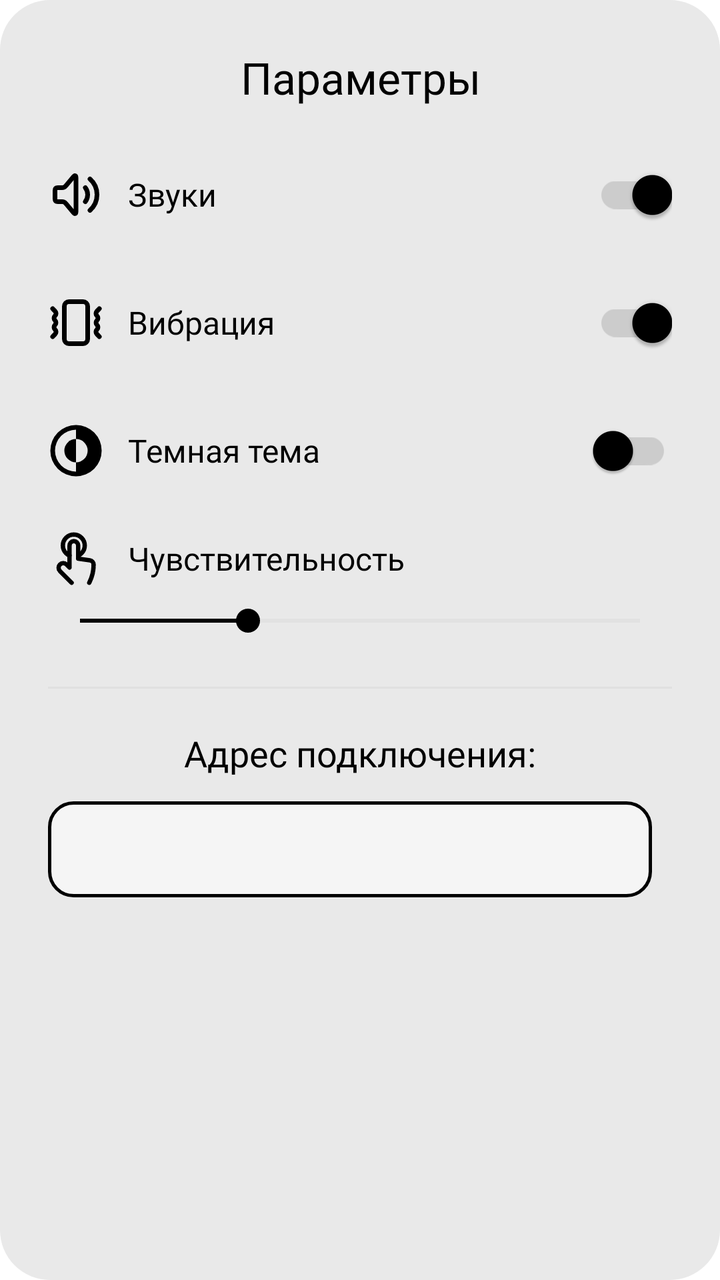
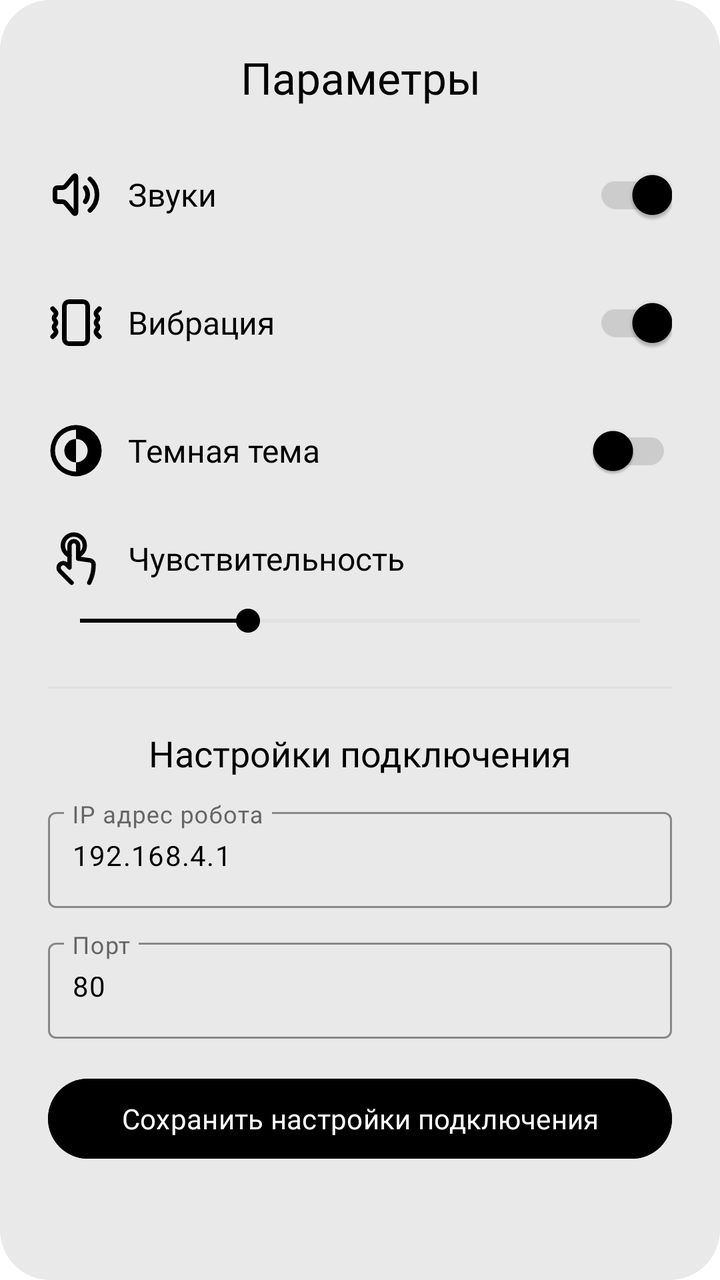

The first picture is an Android layout as it rendered before a commit; the second is the same layout after the commit. The layout source and the unified diff follow.
<!-- AndroidManifest.xml: application theme Theme.Izbushka_android_app -->
<!-- res/layout/dialog_parameters.xml -->
<?xml version="1.0" encoding="utf-8"?>
<LinearLayout
    xmlns:android="http://schemas.android.com/apk/res/android"
    xmlns:app="http://schemas.android.com/apk/res-auto"
    android:layout_width="match_parent"
    android:layout_height="wrap_content"
    android:orientation="vertical"
    android:padding="24dp"
    android:background="@drawable/rounded_bg">

    <TextView
        android:layout_width="match_parent"
        android:layout_height="wrap_content"
        android:text="Параметры"
        android:textSize="22sp"
        android:textColor="#000000"
        android:gravity="center"
        android:fontFamily="@font/jeju_gothic"
        android:layout_marginBottom="20dp" />

    <LinearLayout
        android:layout_width="match_parent"
        android:layout_height="wrap_content"
        android:orientation="horizontal"
        android:gravity="center_vertical"
        android:layout_marginBottom="16dp">

        <ImageView
            android:layout_width="28dp"
            android:layout_height="28dp"
            android:src="@drawable/volume"
            app:tint="#000000"
            android:layout_marginEnd="12dp" />

        <TextView
            android:layout_width="0dp"
            android:layout_height="wrap_content"
            android:layout_weight="1"
            android:text="Звуки"
            android:textSize="16sp"
            android:textColor="#000000"
            android:fontFamily="@font/jeju_gothic" />

        <androidx.appcompat.widget.SwitchCompat
            android:id="@+id/switchSounds"
            android:layout_width="wrap_content"
            android:layout_height="wrap_content"
            android:checked="true"
            app:thumbTint="#000000"
            app:trackTint="#CCCCCC" />
    </LinearLayout>

    <LinearLayout
        android:layout_width="match_parent"
        android:layout_height="wrap_content"
        android:orientation="horizontal"
        android:gravity="center_vertical"
        android:layout_marginBottom="16dp">

        <ImageView
            android:layout_width="28dp"
            android:layout_height="28dp"
            android:src="@drawable/vibration"
            app:tint="#000000"
            android:layout_marginEnd="12dp" />

        <TextView
            android:layout_width="0dp"
            android:layout_height="wrap_content"
            android:layout_weight="1"
            android:text="Вибрация"
            android:textSize="16sp"
            android:textColor="#000000"
            android:fontFamily="@font/jeju_gothic" />

        <androidx.appcompat.widget.SwitchCompat
            android:id="@+id/switchVibration"
            android:layout_width="wrap_content"
            android:layout_height="wrap_content"
            android:checked="true"
            app:thumbTint="#000000"
            app:trackTint="#CCCCCC" />
    </LinearLayout>

    <LinearLayout
        android:layout_width="match_parent"
        android:layout_height="wrap_content"
        android:orientation="horizontal"
        android:gravity="center_vertical"
        android:layout_marginBottom="16dp">

        <ImageView
            android:layout_width="28dp"
            android:layout_height="28dp"
            android:src="@drawable/dark_theme"
            app:tint="#000000"
            android:layout_marginEnd="12dp" />

        <TextView
            android:layout_width="0dp"
            android:layout_height="wrap_content"
            android:layout_weight="1"
            android:text="Темная тема"
            android:textSize="16sp"
            android:textColor="#000000"
            android:fontFamily="@font/jeju_gothic" />

        <androidx.appcompat.widget.SwitchCompat
            android:id="@+id/switchDarkTheme"
            android:layout_width="wrap_content"
            android:layout_height="wrap_content"
            android:checked="false"
            app:thumbTint="#000000"
            app:trackTint="#CCCCCC" />
    </LinearLayout>

    <LinearLayout
        android:layout_width="match_parent"
        android:layout_height="wrap_content"
        android:orientation="horizontal"
        android:gravity="center_vertical"
        android:layout_marginBottom="8dp">

        <ImageView
            android:layout_width="28dp"
            android:layout_height="28dp"
            android:src="@drawable/sensitivity"
            app:tint="#000000"
            android:layout_marginEnd="12dp" />

        <TextView
            android:layout_width="wrap_content"
            android:layout_height="wrap_content"
            android:text="Чувствительность"
            android:textSize="16sp"
            android:textColor="#000000"
            android:fontFamily="@font/jeju_gothic" />
    </LinearLayout>

    <SeekBar
        android:id="@+id/seekBarSensitivity"
        android:layout_width="match_parent"
        android:layout_height="wrap_content"
        android:max="100"
        android:progress="30"
        android:layout_marginBottom="24dp"
        android:thumbTint="#000000"
        android:progressTint="#000000"
        android:progressBackgroundTint="#CCCCCC" />

    <View
        android:layout_width="match_parent"
        android:layout_height="1dp"
        android:background="#E0E0E0"
        android:layout_marginBottom="20dp" />

    <TextView
        android:layout_width="match_parent"
        android:layout_height="wrap_content"
        android:text="Адрес подключения:"
        android:textSize="18sp"
        android:textColor="#000000"
        android:gravity="center"
        android:fontFamily="@font/jeju_gothic"
        android:layout_marginBottom="12dp" />

    <LinearLayout
        android:layout_width="match_parent"
        android:layout_height="wrap_content"
        android:orientation="horizontal"
        android:gravity="center_vertical">

        <EditText
            android:id="@+id/editTextAddress"
            android:layout_width="0dp"
            android:layout_height="48dp"
            android:layout_weight="1"
            android:background="@drawable/edit_text_bg"
            android:paddingStart="16dp"
            android:paddingEnd="16dp"
            android:textSize="14sp"
            android:textColor="#000000"
            android:inputType="text"
            android:singleLine="true"
            android:layout_marginEnd="10dp" />

    </LinearLayout>

</LinearLayout>
<!-- resources referenced by this layout -->
<resources>
  <!-- drawable dark_theme (drawable) -->
  <?xml version="1.0" encoding="utf-8"?>
  <vector xmlns:android="http://schemas.android.com/apk/res/android"
      android:width="24dp"
      android:height="24dp"
      android:viewportWidth="48"
      android:viewportHeight="48">
  
      <path
          android:pathData="M14,24A10,10 0,0 0,24 34V14A10,10 0,0 0,14 24Z"
          android:fillColor="#000000" />
  
      <path
          android:pathData="M24,2A22,22 0,1 0,46 24,21.9,21.9 0,0 0,24 2ZM6,24A18.1,18.1 0,0 1,24 6v8a10,10 0,0 1,0 20v8A18.1,18.1 0,0 1,6 24Z"
          android:fillColor="#000000" />
  
  </vector>
  <!-- drawable edit_text_bg (drawable) -->
  <?xml version="1.0" encoding="utf-8"?>
  <shape xmlns:android="http://schemas.android.com/apk/res/android"
      android:shape="rectangle">
  
      <solid android:color="#F5F5F5" />
  
      <stroke
          android:width="1.5dp"
          android:color="#000000" />
  
      <corners android:radius="12dp" />
  
  </shape>
  <!-- drawable rounded_bg (drawable) -->
  <?xml version="1.0" encoding="utf-8"?>
  <shape xmlns:android="http://schemas.android.com/apk/res/android"
      android:shape="rectangle">
      <solid android:color="#E9E9E9" />
      <corners android:radius="25dp" />
  </shape>
  <!-- drawable sensitivity (drawable) -->
  <?xml version="1.0" encoding="utf-8"?>
  <vector xmlns:android="http://schemas.android.com/apk/res/android"
      android:width="24dp"
      android:height="24dp"
      android:viewportWidth="24"
      android:viewportHeight="24">
  
      <path
          android:pathData="M10.12,22.31l-5,-5a2,2 0,0 1,-0.58 -1.41,2,2 0,0 1,0.58 -1.4,2,2 0,0 1,1.41 -0.59,2,2 0,0 1,1.4 0.59l1.3,1.29V6.48a1.94,1.94 0,0 1,1.71 -2,1.89,1.89 0,0 1,2 1.86V12l5,0.71a1.87,1.87 0,0 1,1.61 1.85h0a16.9,16.9 0,0 1,-1.79 7.58l-0.09,0.17"
          android:strokeColor="#020202"
          android:strokeWidth="1.88"
          android:strokeLineCap="round"
          android:strokeLineJoin="round"
          android:fillColor="@android:color/transparent" />
  
      <path
          android:pathData="M12.94,10.67a4.55,4.55 0,0 0,1.44 -1,4.69,4.69 0,1 0,-6.64 0,4.59,4.59 0,0 0,1.45 1"
          android:strokeColor="#020202"
          android:strokeWidth="1.88"
          android:strokeLineCap="round"
          android:strokeLineJoin="round"
          android:fillColor="@android:color/transparent" />
  
  </vector>
  <style name="Theme.Izbushka_android_app" parent="Base.Theme.Izbushka_android_app" />
  <style name="Base.Theme.Izbushka_android_app" parent="Theme.Material3.DayNight.NoActionBar">
          <item name="colorPrimary">@color/light_primary</item>
          <item name="colorPrimaryVariant">@color/light_primary_variant</item>
          <item name="colorOnPrimary">@color/light_on_primary</item>
          <item name="colorSecondary">@color/light_secondary</item>
          <item name="colorSecondaryVariant">@color/light_secondary_variant</item>
          <item name="colorOnSecondary">@color/light_on_secondary</item>
          <item name="android:colorBackground">@color/light_background</item>
          <item name="android:windowBackground">@color/light_background</item>
          <item name="android:textColor">@color/light_text_primary</item>
          <item name="android:textColorSecondary">@color/light_text_secondary</item>
      </style>
  <color name="light_primary">#2196F3</color>
  <color name="light_primary_variant">#1976D2</color>
  <color name="light_on_primary">#FFFFFF</color>
  <color name="light_secondary">#03DAC6</color>
  <color name="light_secondary_variant">#018786</color>
  <color name="light_on_secondary">#000000</color>
  <color name="light_background">#FFFFFF</color>
  <color name="light_text_primary">#000000</color>
  <color name="light_text_secondary">#676767</color>
  <!-- unchanged entries left out for length: 2 -->
</resources>

<!-- the commit's change to res/layout/dialog_parameters.xml (unified diff, before → after) -->
@@ -157,33 +157,72 @@
     <TextView
         android:layout_width="match_parent"
         android:layout_height="wrap_content"
-        android:text="Адрес подключения:"
+        android:text="Настройки подключения"
         android:textSize="18sp"
         android:textColor="#000000"
         android:gravity="center"
         android:fontFamily="@font/jeju_gothic"
         android:layout_marginBottom="12dp" />
 
-    <LinearLayout
-        android:layout_width="match_parent"
-        android:layout_height="wrap_content"
-        android:orientation="horizontal"
-        android:gravity="center_vertical">
+    
+    <com.google.android.material.textfield.TextInputLayout
+        android:layout_width="match_parent"
+        android:layout_height="wrap_content"
+        android:hint="IP адрес робота"
+        android:textColorHint="#666666"
+        app:boxBackgroundMode="outline"
+        app:boxStrokeColor="#000000"
+        app:hintTextColor="#000000"
+        android:layout_marginBottom="12dp">
 
         <EditText
-            android:id="@+id/editTextAddress"
-            android:layout_width="0dp"
+            android:id="@+id/editTextIp"
+            android:layout_width="match_parent"
             android:layout_height="48dp"
-            android:layout_weight="1"
-            android:background="@drawable/edit_text_bg"
-            android:paddingStart="16dp"
-            android:paddingEnd="16dp"
+            android:inputType="phone"
+            android:text="192.168.4.1"
+            android:textColor="#000000"
             android:textSize="14sp"
-            android:textColor="#000000"
-            android:inputType="text"
-            android:singleLine="true"
-            android:layout_marginEnd="10dp" />
-
-    </LinearLayout>
+            android:paddingStart="12dp"
+            android:paddingEnd="12dp" />
+
+    </com.google.android.material.textfield.TextInputLayout>
+
+    
+    <com.google.android.material.textfield.TextInputLayout
+        android:layout_width="match_parent"
+        android:layout_height="wrap_content"
+        android:hint="Порт"
+        android:textColorHint="#666666"
+        app:boxBackgroundMode="outline"
+        app:boxStrokeColor="#000000"
+        app:hintTextColor="#000000"
+        android:layout_marginBottom="16dp">
+
+        <EditText
+            android:id="@+id/editTextPort"
+            android:layout_width="match_parent"
+            android:layout_height="48dp"
+            android:inputType="number"
+            android:text="80"
+            android:textColor="#000000"
+            android:textSize="14sp"
+            android:paddingStart="12dp"
+            android:paddingEnd="12dp" />
+
+    </com.google.android.material.textfield.TextInputLayout>
+
+    
+    <Button
+        android:id="@+id/btnSaveConnection"
+        android:layout_width="match_parent"
+        android:layout_height="48dp"
+        android:text="Сохранить настройки подключения"
+        android:textSize="14sp"
+        android:textColor="#FFFFFF"
+        android:backgroundTint="#000000"
+        android:fontFamily="@font/jeju_gothic"
+        android:layout_marginBottom="16dp" />
+
 
 </LinearLayout>
<!-- resource entries referenced after the edit -->
@@ -17,20 +17,6 @@
           android:fillColor="#000000" />
   
   </vector>
-  <!-- drawable edit_text_bg (drawable) -->
-  <?xml version="1.0" encoding="utf-8"?>
-  <shape xmlns:android="http://schemas.android.com/apk/res/android"
-      android:shape="rectangle">
-  
-      <solid android:color="#F5F5F5" />
-  
-      <stroke
-          android:width="1.5dp"
-          android:color="#000000" />
-  
-      <corners android:radius="12dp" />
-  
-  </shape>
   <!-- drawable rounded_bg (drawable) -->
   <?xml version="1.0" encoding="utf-8"?>
   <shape xmlns:android="http://schemas.android.com/apk/res/android"
